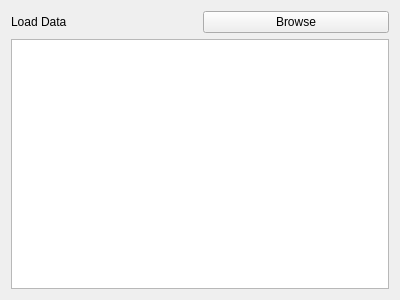
CBICA/niCHART, file QtBrainChartGUI/plugins/data/data.ui: the form before one commit.
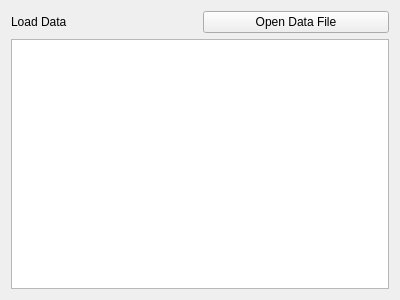
The form after the commit.

Commit message: Change name of data browsing button and show more rows of available data

The edit to the form file:
```diff
--- a/QtBrainChartGUI/plugins/data/data.ui
+++ b/QtBrainChartGUI/plugins/data/data.ui
@@ -26,7 +26,7 @@
      <item>
       <widget class="QPushButton" name="browseBtn">
        <property name="text">
-        <string>Browse</string>
+        <string>Open Data File</string>
        </property>
       </widget>
      </item>
```
Left out of the diff: 2 changed lines with no effect on the pictures. The commit also changes 1 other file.
